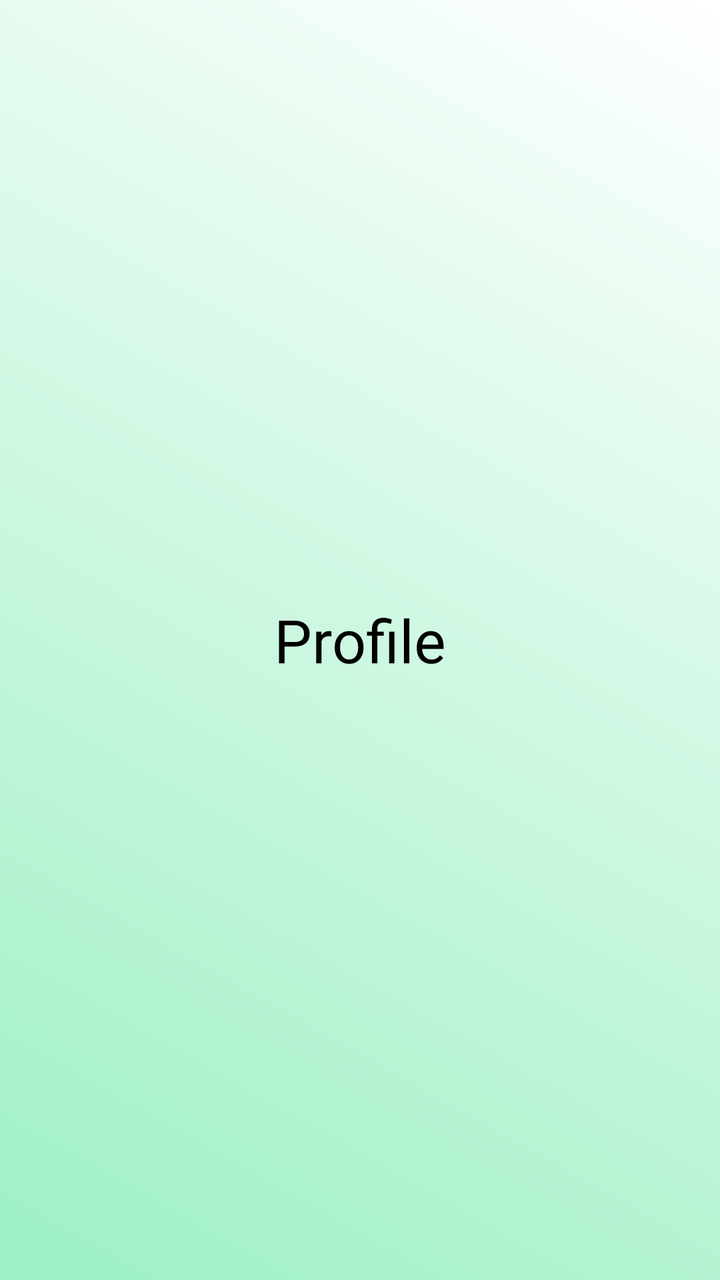
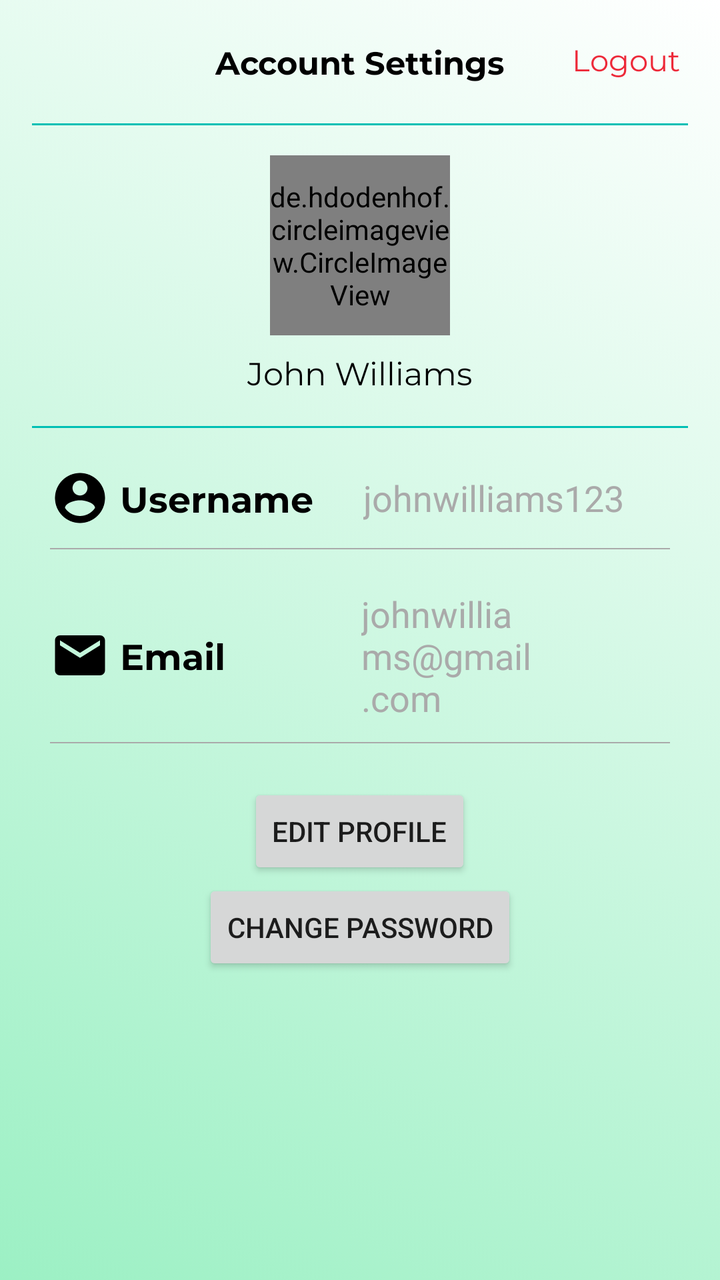

The first picture is an Android layout as it rendered before a commit; the second is the same layout after the commit. The layout source and the unified diff follow.
<!-- AndroidManifest.xml: application theme Theme.ParcelEyeLogin -->
<!-- res/layout/fragment_profile.xml -->
<?xml version="1.0" encoding="utf-8"?>
<FrameLayout xmlns:android="http://schemas.android.com/apk/res/android"
    xmlns:tools="http://schemas.android.com/tools"
    android:layout_width="match_parent"
    android:layout_height="match_parent"
    android:background="@drawable/green_gradient"
    tools:context=".ProfileFragment">

    
    <TextView
        android:layout_width="match_parent"
        android:layout_height="match_parent"
        android:text="Profile"
        android:gravity="center"
        android:textSize="30sp"
        android:textColor="@color/black"
        />

</FrameLayout>
<!-- resources referenced by this layout -->
<resources>
  <color name="black">#FF000000</color>
  <!-- drawable green_gradient (drawable) -->
  <?xml version="1.0" encoding="utf-8"?>
  <selector xmlns:android="http://schemas.android.com/apk/res/android">
  <item>
      <shape android:shape="rectangle">
          <gradient android:startColor="#9cf0c4" android:endColor="#ffffff" android:angle="45"/>
      </shape>
  </item>
  </selector>
  <style name="Theme.ParcelEyeLogin" parent="Base.Theme.ParcelEyeLogin" />
  <style name="Base.Theme.ParcelEyeLogin" parent="Theme.MaterialComponents.DayNight.NoActionBar">
          
          
          <item name="colorPrimary">@color/aqua</item>
      </style>
  <color name="aqua">#00bfb4</color>
</resources>

<!-- the commit's change to res/layout/fragment_profile.xml (unified diff, before → after) -->
@@ -5,15 +5,191 @@
     android:layout_height="match_parent"
     android:background="@drawable/green_gradient"
     tools:context=".ProfileFragment">
+    
+    <LinearLayout
+        android:layout_width="match_parent"
+        android:layout_height="wrap_content"
+        android:orientation="vertical">
 
-    
-    <TextView
-        android:layout_width="match_parent"
-        android:layout_height="match_parent"
-        android:text="Profile"
-        android:gravity="center"
-        android:textSize="30sp"
-        android:textColor="@color/black"
-        />
+        <RelativeLayout
+            android:layout_width="match_parent"
+            android:layout_height="wrap_content"
+            android:padding="20dp"
+            android:id="@+id/relativeProfile">
 
+            <TextView
+                android:layout_width="wrap_content"
+                android:layout_height="wrap_content"
+                android:fontFamily="@font/montserrat_bold"
+                android:text="Account Settings"
+                android:layout_centerHorizontal="true"
+                android:textColor="@color/black"
+                android:textSize="16sp" />
+
+            <TextView
+                android:layout_width="wrap_content"
+                android:layout_height="wrap_content"
+                android:fontFamily="@font/montserrat"
+                android:layout_alignParentEnd="true"
+                android:text="Logout"
+                android:textColor="@color/red"
+                android:textSize="15sp"
+                />
+
+        </RelativeLayout>
+
+        <View
+            android:layout_width="match_parent"
+            android:layout_height="1dp"
+            android:background="@color/aqua"
+            android:layout_gravity="center"
+            android:layout_marginHorizontal="16dp"
+            />
+        
+        <LinearLayout
+            android:layout_width="match_parent"
+            android:layout_height="wrap_content"
+            android:gravity="center"
+            android:paddingTop="15dp"
+            android:orientation="vertical"
+            >
+
+            <de.hdodenhof.circleimageview.CircleImageView
+                android:layout_width="90dp"
+                android:layout_height="90dp"
+                android:src="@drawable/usericon"
+                />
+            
+            <TextView
+                android:layout_width="wrap_content"
+                android:layout_height="wrap_content"
+                android:text="John Williams"
+                android:fontFamily="@font/montserrat"
+                android:textColor="@color/black"
+                android:textSize="16sp"
+                android:layout_marginTop="8dp"
+                />
+
+        </LinearLayout>
+
+        <View
+            android:layout_width="match_parent"
+            android:layout_height="1dp"
+            android:background="@color/aqua"
+            android:layout_gravity="center"
+            android:layout_marginTop="16dp"
+            android:layout_marginHorizontal="16dp"
+            />
+
+        <LinearLayout
+            android:layout_width="match_parent"
+            android:layout_height="wrap_content"
+            android:orientation="horizontal"
+            android:paddingHorizontal="25dp"
+            android:layout_marginTop="20dp"
+            android:gravity="center_vertical">
+
+            <ImageView
+                android:layout_width="30dp"
+                android:layout_height="30dp"
+                android:src="@drawable/usericon"
+                />
+            
+            <TextView
+                android:layout_width="wrap_content"
+                android:layout_height="wrap_content"
+                android:text="@string/username"
+                android:textSize="18sp"
+                android:fontFamily="@font/montserrat_bold"
+                android:textColor="@color/black"
+                android:layout_marginLeft="5dp"
+                />
+            
+            <TextView
+                android:layout_width="wrap_content"
+                android:layout_height="wrap_content"
+                android:text="johnwilliams123"
+                android:layout_marginLeft="25dp"
+                android:textSize="18sp"
+                android:textColor="@android:color/darker_gray"
+                />
+
+        </LinearLayout>
+
+        <View
+            android:layout_width="match_parent"
+            android:layout_height="0.5dp"
+            android:background="@android:color/darker_gray"
+            android:layout_marginTop="10dp"
+            android:layout_marginHorizontal="25dp"
+            />
+
+        <LinearLayout
+            android:layout_width="match_parent"
+            android:layout_height="wrap_content"
+            android:orientation="horizontal"
+            android:paddingHorizontal="25dp"
+            android:layout_marginTop="20dp"
+            android:gravity="center_vertical">
+
+            <ImageView
+                android:layout_width="30dp"
+                android:layout_height="30dp"
+                android:src="@drawable/emailicon"
+                />
+
+            <TextView
+                android:layout_width="wrap_content"
+                android:layout_height="wrap_content"
+                android:text="@string/email"
+                android:textSize="18sp"
+                android:fontFamily="@font/montserrat_bold"
+                android:textColor="@color/black"
+                android:layout_marginLeft="5dp"
+                />
+
+            <TextView
+                android:layout_width="wrap_content"
+                android:layout_height="wrap_content"
+                android:text="johnwilliams@gmail.com"
+                android:layout_marginLeft="68dp"
+                android:textSize="18sp"
+                android:textColor="@android:color/darker_gray"
+                />
+
+        </LinearLayout>
+
+        <View
+            android:layout_width="match_parent"
+            android:layout_height="0.5dp"
+            android:background="@android:color/darker_gray"
+            android:layout_marginTop="10dp"
+            android:layout_marginHorizontal="25dp"
+            />
+        
+        <LinearLayout
+            android:layout_width="match_parent"
+            android:layout_height="wrap_content"
+            android:layout_marginTop="20dp"
+            android:orientation="vertical"
+            android:gravity="center"
+            >
+
+            <Button
+                android:layout_width="wrap_content"
+                android:layout_height="wrap_content"
+                android:text="Edit Profile"
+                android:id="@+id/editProfile"
+                />
+
+            <Button
+                android:layout_width="wrap_content"
+                android:layout_height="wrap_content"
+                android:text="Change Password"
+                android:id="@+id/changePassword"
+                />
+
+        </LinearLayout>
+
+    </LinearLayout>
 </FrameLayout>
<!-- resource entries referenced after the edit -->
@@ -1,6 +1,14 @@
 <!-- resources referenced by this layout -->
 <resources>
+  <color name="aqua">#00bfb4</color>
   <color name="black">#FF000000</color>
+  <color name="red">#ed2939</color>
+  <!-- drawable emailicon (drawable) -->
+  <vector xmlns:android="http://schemas.android.com/apk/res/android" android:height="24dp" android:tint="#000000" android:viewportHeight="24" android:viewportWidth="24" android:width="24dp">
+        
+      <path android:fillColor="@android:color/white" android:pathData="M20,4L4,4c-1.1,0 -1.99,0.9 -1.99,2L2,18c0,1.1 0.9,2 2,2h16c1.1,0 2,-0.9 2,-2L22,6c0,-1.1 -0.9,-2 -2,-2zM20,8l-8,5 -8,-5L4,6l8,5 8,-5v2z"/>
+      
+  </vector>
   <!-- drawable green_gradient (drawable) -->
   <?xml version="1.0" encoding="utf-8"?>
   <selector xmlns:android="http://schemas.android.com/apk/res/android">
@@ -10,12 +18,19 @@
       </shape>
   </item>
   </selector>
+  <!-- drawable usericon (drawable) -->
+  <vector xmlns:android="http://schemas.android.com/apk/res/android" android:height="24dp" android:tint="#000000" android:viewportHeight="24" android:viewportWidth="24" android:width="24dp">
+        
+      <path android:fillColor="@android:color/white" android:pathData="M12,2C6.48,2 2,6.48 2,12s4.48,10 10,10 10,-4.48 10,-10S17.52,2 12,2zM12,5c1.66,0 3,1.34 3,3s-1.34,3 -3,3 -3,-1.34 -3,-3 1.34,-3 3,-3zM12,19.2c-2.5,0 -4.71,-1.28 -6,-3.22 0.03,-1.99 4,-3.08 6,-3.08 1.99,0 5.97,1.09 6,3.08 -1.29,1.94 -3.5,3.22 -6,3.22z"/>
+      
+  </vector>
+  <string name="email">Email</string>
+  <string name="username">Username</string>
   <style name="Theme.ParcelEyeLogin" parent="Base.Theme.ParcelEyeLogin" />
   <style name="Base.Theme.ParcelEyeLogin" parent="Theme.MaterialComponents.DayNight.NoActionBar">
           
           
           <item name="colorPrimary">@color/aqua</item>
       </style>
-  <color name="aqua">#00bfb4</color>
 </resources>
 
